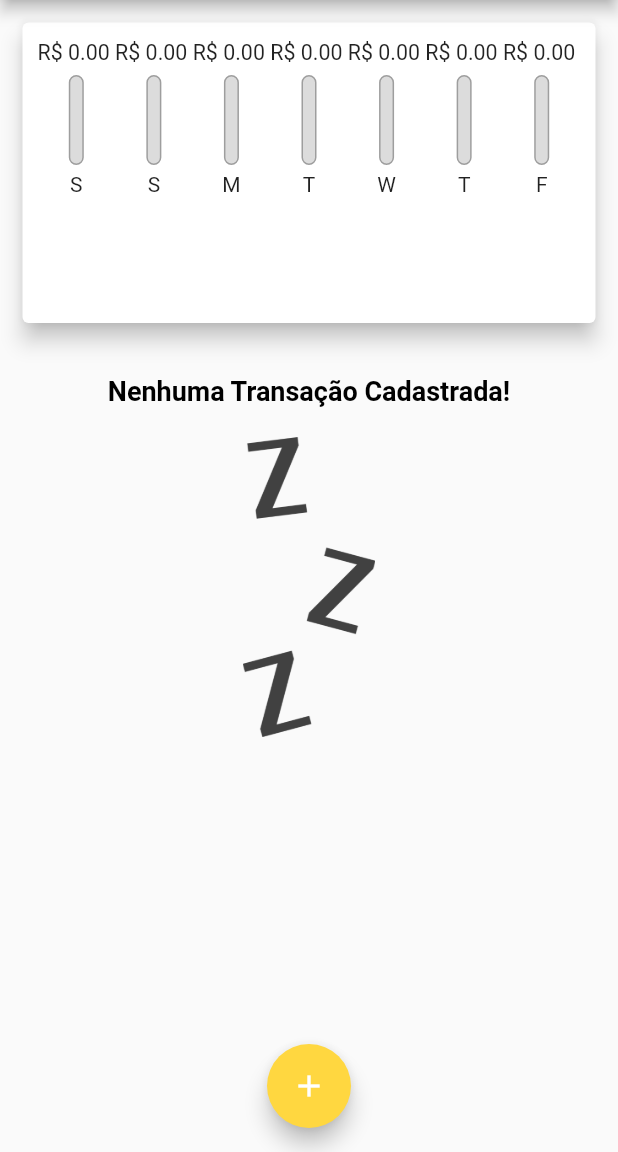
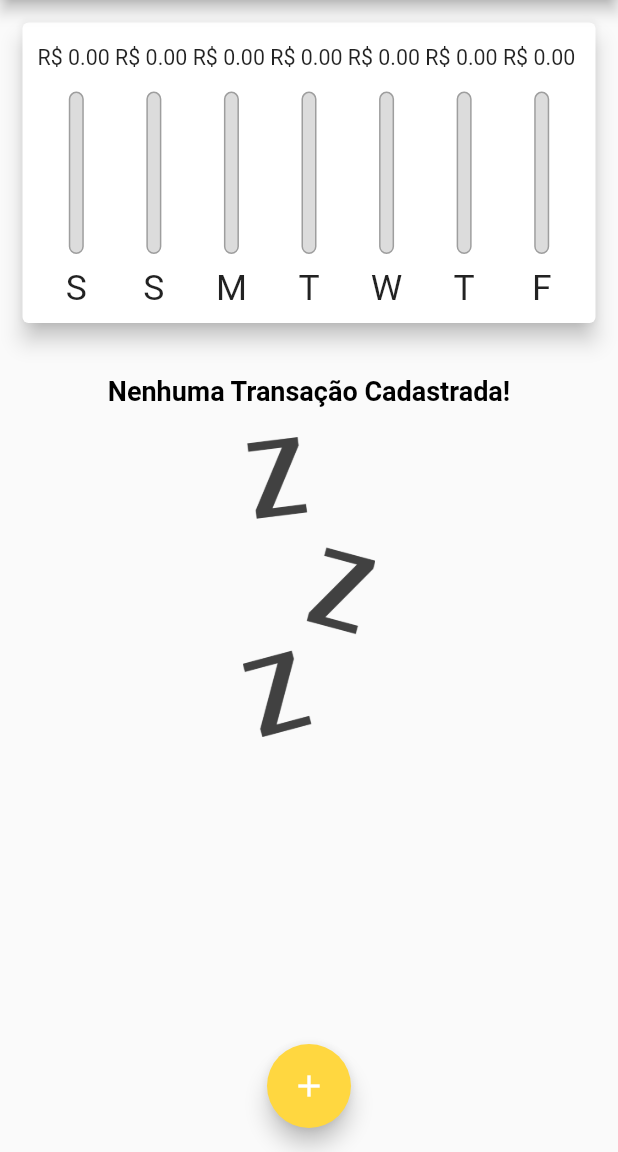
Before and after one commit to luwanhika/expenses, a Flutter app: the screen it shows after launch, on a phone screen of 412 x 824 dp, the part 84-1236 px from its top. Run offline on Flutter 3.47's test engine with Material 2 defaults, Android fonts, the phone set to English and light mode, and no system bars; Roboto replaces fonts that are missing (OpensSans).

Commit message:
criando responsividade do layout

```diff
--- a/lib/components/chart_bar.dart
+++ b/lib/components/chart_bar.dart
@@ -1,4 +1,5 @@
 import 'package:flutter/material.dart';
+import 'package:flutter/rendering.dart';
 
 class ChartBar extends StatelessWidget {
   final String? label;
@@ -14,17 +15,21 @@ class ChartBar extends StatelessWidget {
 
   @override
   Widget build(BuildContext context) {
+    return LayoutBuilder(
+      builder: (ctx, constraints) {
         return Column(
           children: [
             SizedBox(
-          height: 20,
+              height: constraints.maxHeight * 0.15,
               child: FittedBox(
                 child: Text('R\$ ${value!.toStringAsFixed(2)} '),
               ),
             ),
-        const SizedBox(height: 5),
             SizedBox(
-          height: 60,
+              height: constraints.maxHeight * 0.05,
+            ),
+            SizedBox(
+              height: constraints.maxHeight * 0.6,
               width: 10,
               child: Stack(
                 alignment: Alignment.bottomCenter,
@@ -51,9 +56,18 @@ class ChartBar extends StatelessWidget {
                 ],
               ),
             ),
-        const SizedBox(height: 5),
-        Text(label!),
+            SizedBox(
+              height: constraints.maxHeight * 0.05,
+            ),
+            SizedBox(
+              height: constraints.maxHeight * 0.15,
+              child: FittedBox(
+                child: Text(label!),
+              ),
+            ),
           ],
+        );
+      },
     );
   }
 }
--- a/lib/main.dart
+++ b/lib/main.dart
@@ -104,7 +104,9 @@ class _MyHomePageState extends State<MyHomePage> {
           icon: const Icon(Icons.add),
         ),
       ],
-      title: const Text('Despesas Pessoais'),
+      title: const Text(
+        'Despesas Pessoais',
+      ),
     );
 
     final availableHight = MediaQuery.of(context).size.height -
@@ -118,11 +120,11 @@ class _MyHomePageState extends State<MyHomePage> {
           crossAxisAlignment: CrossAxisAlignment.stretch,
           children: [
             SizedBox(
-              height: availableHight * 0.3,
+              height: availableHight * 0.30,
               child: Chart(_recentTransactions),
             ),
             SizedBox(
-              height: availableHight * 0.7,
+              height: availableHight * 0.70,
               child: TransactionList(_transactions, _removeTransaction),
             ),
           ],
```
Lines whose indentation alone changed are shown as unchanged.
